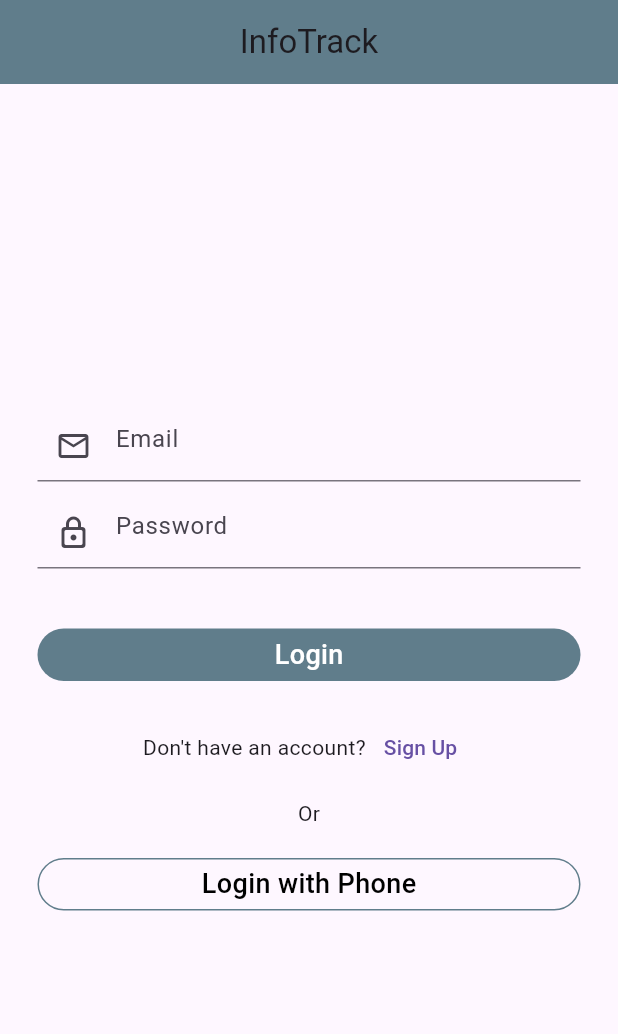
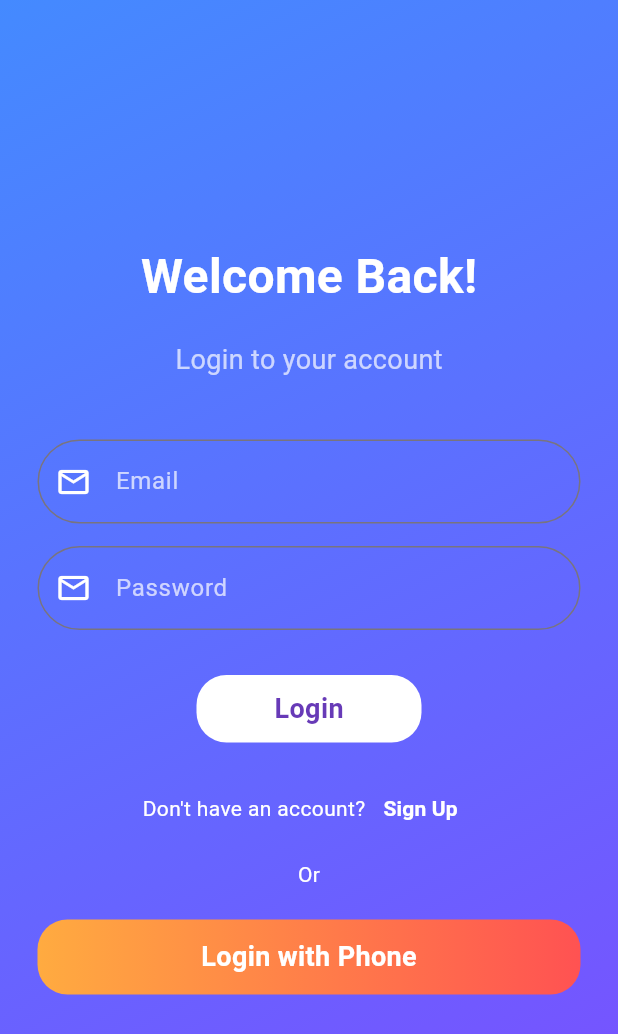
Before and after one commit to alokyadav686/InfoTrack, a Flutter app: the screen it shows after launch, on a phone screen of 412 x 824 dp. Shown: the top 1034 px of the screen. Run offline on Flutter 3.47's test engine with Material 3 defaults, Android fonts, the phone set to English and light mode, and no system bars; our stand-ins replace firebase_auth, firebase_core, fluttertoast; accounts and stored records are empty.

Commit message:
login screen design modified

```diff
--- a/lib/ui/loginscreen.dart
+++ b/lib/ui/loginscreen.dart
@@ -53,13 +53,23 @@ void login(){
   @override
   Widget build(BuildContext context) {
     return Scaffold(
-      appBar: AppBar(
-        automaticallyImplyLeading:  false,
-        title: Center(child: Text("InfoTrack")),
-       backgroundColor: Colors.blueGrey,
+      // appBar: AppBar(
+      //   automaticallyImplyLeading:  false,
+      //   title: Center(child: Text("InfoTrack")),
+      //  backgroundColor: Colors.blueGrey,
 
+      //  ),
+      body: Container(
+        width: double.infinity,
+        height: double.infinity,
+        decoration: BoxDecoration(
+           gradient: LinearGradient(
+            colors: [Colors.blueAccent, Colors.deepPurpleAccent],
+            begin: Alignment.topLeft,
+            end: Alignment.bottomRight,
           ),
-      body: Center(
+        ),
+        child: Center(
           child: Padding(
             padding: const EdgeInsets.symmetric(horizontal: 25.0),
             child: Column(
@@ -70,13 +80,31 @@ void login(){
 
                   child: Column(
                     children: [
+                      Column(
 
+                        children: [
+                          Text("Welcome Back!", style: TextStyle(fontSize: 32,fontWeight: FontWeight.bold,color: Colors.white),),
+                           SizedBox(height: 20),
+                           Text("Login to your account", style: TextStyle(fontSize: 18,color: Colors.white70),)
+                        ],
+
+
+
+
+                      ),
+                      SizedBox(height: 40),
                     TextFormField(
                       keyboardType: TextInputType.emailAddress,
                     controller: emailController,
                     decoration: InputDecoration(
                       hintText: 'Email',
-                    prefixIcon: Icon(Icons.email_outlined),
+                      hintStyle: TextStyle(color: Colors.white70),
+                      prefixIcon: Icon(Icons.email_outlined,color: Colors.white,),
+                      border: OutlineInputBorder(
+                              borderRadius: BorderRadius.circular(30),
+                              borderSide: BorderSide(color: Colors.white),
+                            ),
+
                     ),
 
                     validator: (value){
@@ -89,14 +117,21 @@ void login(){
                     },
                   ),
 
-                  SizedBox(height: 10,),
+                    SizedBox(height: 15,),
                    TextFormField(
                     keyboardType: TextInputType.text,
                     controller: passwordController,
                     obscureText: true,
                     decoration: InputDecoration(
                       hintText: 'Password',
-                    prefixIcon: Icon(Icons.lock_outline_rounded),
+                      hintStyle: TextStyle(color: Colors.white70),
+                      prefixIcon: Icon(Icons.email_outlined,color: Colors.white,),
+                      border: OutlineInputBorder(
+                              borderRadius: BorderRadius.circular(30),
+                              borderSide: BorderSide(color: Colors.white),
+
+                            ),
+
                     ),
                     validator: (value){
                         if(value!.isEmpty){
@@ -111,7 +146,7 @@ void login(){
                     ],
                 )),
 
-                  SizedBox(height: 40,),
+                    SizedBox(height: 30,),
 
                 InkWell(
                   onTap: ()=>{
@@ -124,18 +159,18 @@ void login(){
                       },
                   },
                   child: Container(
-                  width: double.infinity,
-                  height: 35,
+                    width: 150,
+                    height: 45,
 
                     decoration: BoxDecoration(
-                    color: Colors.blueGrey,
+                      color: Colors.white,
                       borderRadius: BorderRadius.circular(20),
                     ),
                     child: Center(
                       child: Column(
                         mainAxisAlignment: MainAxisAlignment.center,
                         children: [
-                        Text("Login", style: TextStyle(fontSize: 18,fontWeight: FontWeight.w500, color: Colors.white),),
+                          Text("Login", style: TextStyle(fontSize: 18,fontWeight: FontWeight.w600, color: Colors.deepPurple),),
                         ],
                       ),
                     ),
@@ -147,13 +182,13 @@ void login(){
                 Row(
                   mainAxisAlignment: MainAxisAlignment.center,
                   children: [
-                  Text("Don't have an account?"),
+                    Text("Don't have an account?",style: TextStyle(color: Colors.white,),),
                 TextButton(onPressed: (){
                   Navigator.push(context, MaterialPageRoute(builder: (context)=> Signupscreen()));
                 },
 
                 child:
-                Text("Sign Up"),
+                  Text("Sign Up", style: TextStyle(color: Colors.white, fontWeight: FontWeight.bold)),
                 )
 
                   ],
@@ -163,7 +198,7 @@ void login(){
                 Row(
                   mainAxisAlignment: MainAxisAlignment.center,
                   children: [
-                  Text("Or"),
+                    Text("Or", style: TextStyle(color: Colors.white,)),
                   ],
                 ),
                 SizedBox(height: 20,),
@@ -172,23 +207,29 @@ void login(){
                    InkWell(
                   onTap: ()=>{
 
-                  Navigator.push(context, MaterialPageRoute(builder: (context)=>Phonenumberscreen())),
+                    Navigator.push(context, MaterialPageRoute(builder: (context)=>Phonenumberscreen()))
 
                   },
                   child: Container(
                     width: double.infinity,
-                  height: 35,
+                    height: 50,
 
                     decoration: BoxDecoration(
                       // color: Colors.blueGrey,
+                      gradient: LinearGradient(
+                          colors: [Colors.orangeAccent, Colors.redAccent],
+                          begin: Alignment.centerLeft,
+                          end: Alignment.centerRight,
+                        ),
                       borderRadius: BorderRadius.circular(20),
-                    border: Border.all(color: Colors.blueGrey)
+                      // border: Border.all(color: Colors.blueGrey)
+
                     ),
                     child: Center(
                       child: Column(
                         mainAxisAlignment: MainAxisAlignment.center,
                         children: [
-                        Text("Login with Phone", style: TextStyle(fontSize: 18,fontWeight: FontWeight.w500, color: Colors.black),),
+                          Text("Login with Phone", style: TextStyle(fontSize: 18,fontWeight: FontWeight.w600, color: Colors.white),),
                         ],
                       ),
                     ),
@@ -204,6 +245,7 @@ void login(){
             ),
           ),
         ),
+      ),
     );
   }
 }
```
Lines whose indentation alone changed are shown as unchanged.
